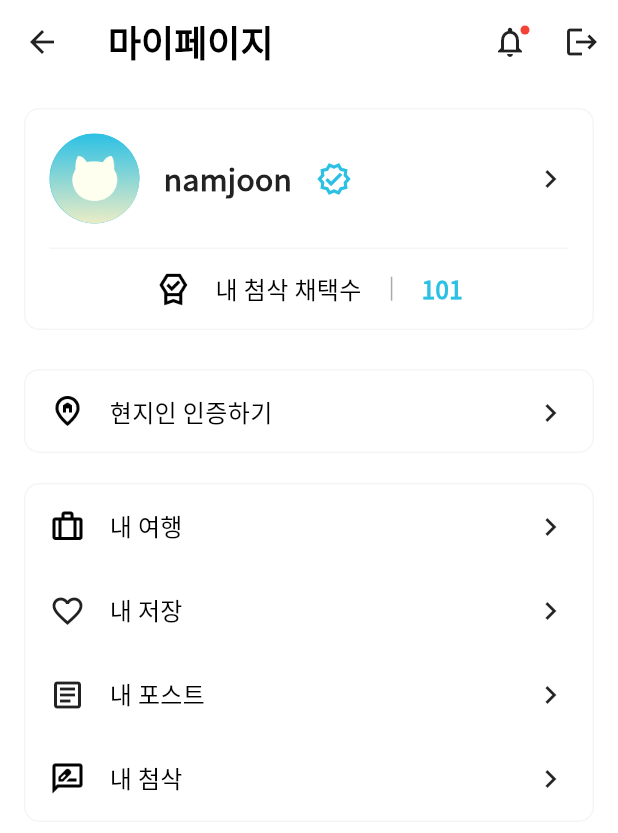
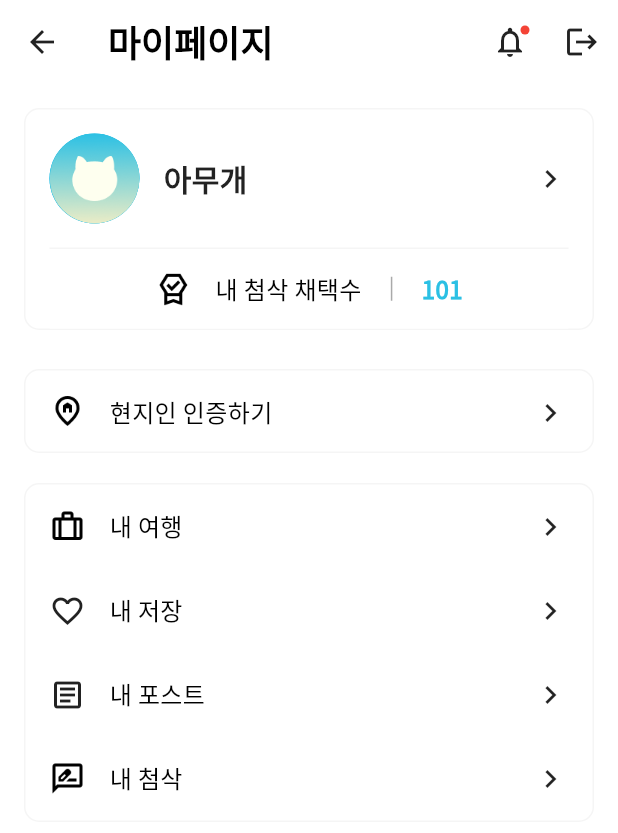
Before and after one commit to beforeitcools/flutter-locatrip, a Flutter app: the MypageScreen screen opened directly, on a phone screen of 412 x 824 dp. Shown: the top 833 px of the screen. Run offline on Flutter 3.47's test engine with Material 3 defaults, Android fonts, the phone set to English and light mode, and no system bars; our stand-ins replace cached_network_image, calendar_date_picker2, dio, flutter_secure_storage, geocoding, geolocator and 3 more; accounts and stored records are empty; network calls fail.

Commit message:
feat: 프로필 수정

```diff
--- a/lib/common/screen/home_screen.dart
+++ b/lib/common/screen/home_screen.dart
@@ -49,8 +49,8 @@ class _HomeScreenState extends State<HomeScreen> {
                 icon: Icon(Icons.home_outlined), label: "홈"),
             BottomNavigationBarItem(
                 icon: Icon(Icons.map_outlined), label: "지도"),
-            /*BottomNavigationBarItem(
-                icon: Icon(Icons.recommend_outlined), label: "여행첨삭소"),*/
+            BottomNavigationBarItem(
+                icon: Icon(Icons.recommend_outlined), label: "여행첨삭소"),
             BottomNavigationBarItem(
                 icon: Icon(Icons.sms_outlined), label: "채팅"),
             BottomNavigationBarItem(
--- a/lib/mypage/screen/mypage_screen.dart
+++ b/lib/mypage/screen/mypage_screen.dart
@@ -1,3 +1,4 @@
+import 'package:cached_network_image/cached_network_image.dart';
 import 'package:flutter/material.dart';
 import 'package:flutter_locatrip/Auth/model/auth_model.dart';
 import 'package:flutter_locatrip/Auth/screen/login_screen.dart';
@@ -16,7 +17,11 @@ class MypageScreen extends StatefulWidget {
 class _MypageScreenState extends State<MypageScreen> {
   final AuthModel _authModel = AuthModel();
   final MypageModel _mypageModel = MypageModel();
-  dynamic? userData;
+  dynamic _userData;
+  String? _profileImage;
+  String? _nickname;
+  int? _ownBadge;
+  int? _selectedCount;
 
   void _logout() async {
     try {
@@ -42,9 +47,32 @@ class _MypageScreenState extends State<MypageScreen> {
   void _loadMypageData() async {
     Map<String, dynamic> result = await _mypageModel.getMyPageData(context);
     setState(() {
-      userData = result['user'];
-      print(userData);
+      _userData = result['user'];
+      _profileImage = _userData['profilePic'];
+      _nickname = _userData['nickname'];
+      _ownBadge = _userData['ownBadge'];
+      print(_profileImage);
+      print(_nickname);
+      print(_ownBadge);
     });
+  }
+
+  // 디바이스 사이즈에 맞춰서 텍스트 정리(...처리)
+  String _truncateWithEllipsis(String text, int maxLength) {
+    return (text.length > maxLength)
+        ? '${text.substring(0, maxLength)}...'
+        : text;
+  }
+
+  int _getMaxLength(BuildContext context) {
+    double screenWidth = MediaQuery.of(context).size.width;
+    if (screenWidth > 600) {
+      // Tablet - wider screen
+      return 20;
+    } else {
+      // Mobile - narrower screen
+      return 12;
+    }
   }
 
   @override
@@ -181,30 +209,55 @@ class _MypageScreenState extends State<MypageScreen> {
                                       // 프로필 이미지
                                       CircleAvatar(
                                         radius: 30,
-                                        backgroundImage: AssetImage(
-                                                'assets/default_profile_image.png')
-                                            as ImageProvider,
+                                        child: _profileImage != null
+                                            ? ClipOval(
+                                                child: CachedNetworkImage(
+                                                  imageUrl: _profileImage!,
+                                                  placeholder: (context, url) =>
+                                                      CircularProgressIndicator(),
+                                                  errorWidget:
+                                                      (context, url, error) =>
+                                                          Icon(
+                                                    Icons.error_outline,
+                                                    size: 48,
+                                                  ),
+                                                  fit: BoxFit.cover,
+                                                  width: 60,
+                                                  height: 60,
+                                                ),
+                                              )
+                                            : CircleAvatar(
+                                                radius: 30,
+                                                backgroundImage: AssetImage(
+                                                        'assets/default_profile_image.png')
+                                                    as ImageProvider),
                                       ),
                                       SizedBox(
                                         width: 16,
                                       ),
                                       // 닉네임
                                       Text(
-                                        "namjoon",
+                                        _nickname != null
+                                            ? _truncateWithEllipsis(
+                                                _nickname!, // 너무 길면 처리(...)
+                                                _getMaxLength(context))
+                                            : '아무개',
                                         style: TextStyle(
                                           color: blackColor,
                                           fontSize: 20,
                                           fontWeight: FontWeight.w600,
                                         ),
-                                      ), // 너무 길면 처리(...)
+                                      ),
                                       SizedBox(
                                         width: 16,
                                       ),
                                       // 베지(있으면)
-                                      Icon(
-                                        Icons.verified_outlined,
-                                        color: pointBlueColor,
-                                      ),
+                                      _ownBadge == 1
+                                          ? Icon(
+                                              Icons.verified_outlined,
+                                              color: pointBlueColor,
+                                            )
+                                          : SizedBox(),
                                       Spacer(),
                                       Icon(Icons.chevron_right),
                                     ],
```
Also changed, not shown: lib/mypage/screen/profile_update_screen.dart (added, +90 -0 lines).
